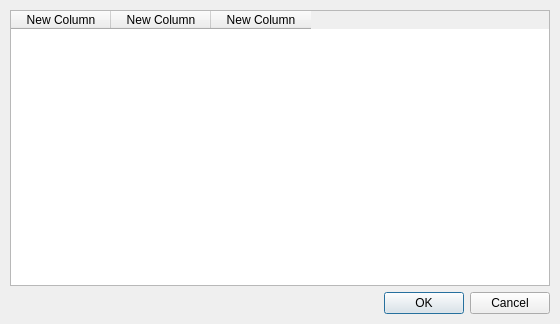
Above: ui/multiselectiondialog.ui from aarnt/octopi before the change. Below: the same form after it.
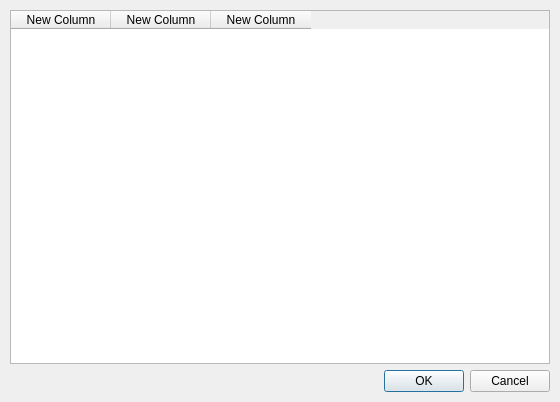
That is the form after the change.

The edit to the form file:
```diff
--- a/ui/multiselectiondialog.ui
+++ b/ui/multiselectiondialog.ui
@@ -13,13 +13,13 @@
     <x>0</x>
     <y>0</y>
     <width>560</width>
-    <height>324</height>
+    <height>402</height>
    </rect>
   </property>
   <property name="maximumSize">
    <size>
     <width>560</width>
-    <height>324</height>
+    <height>402</height>
    </size>
   </property>
   <property name="windowTitle">
```
